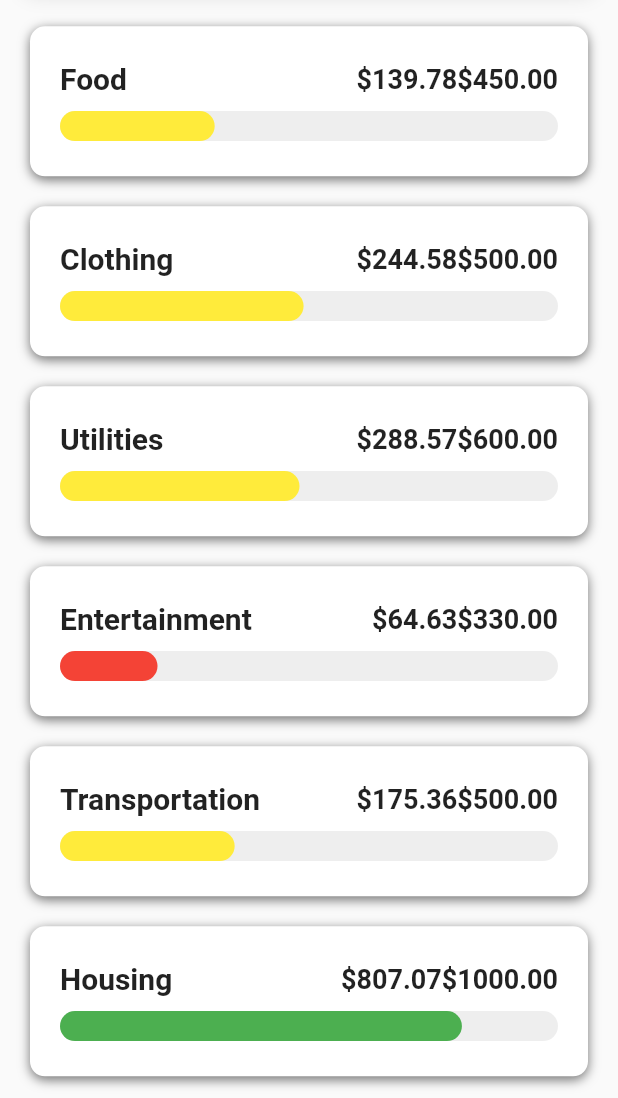
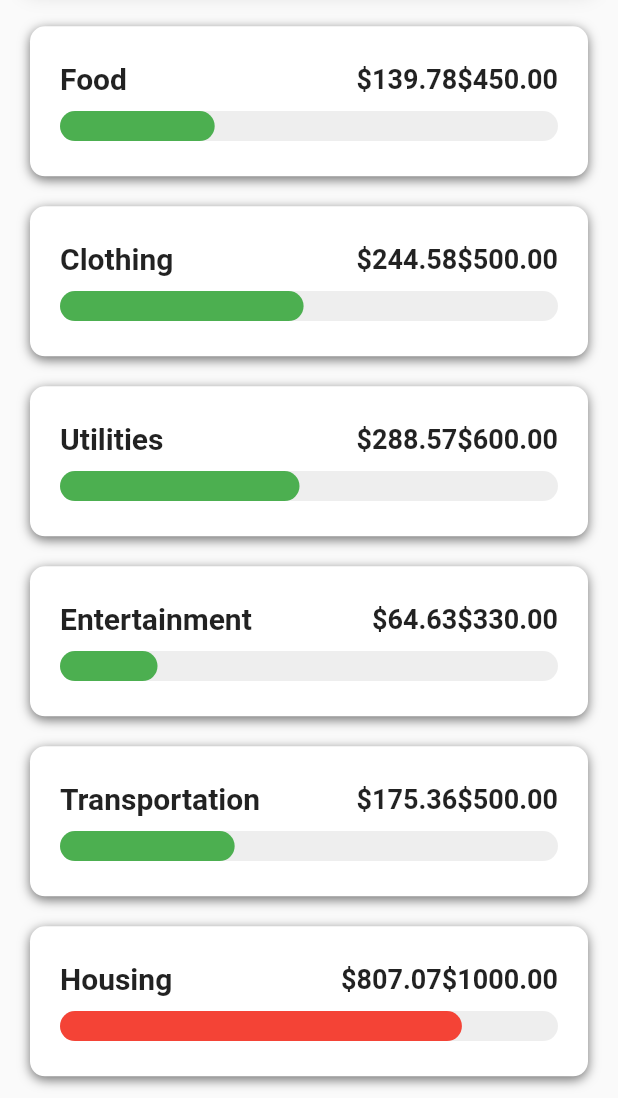
Before and after one commit to johnPractice/flutter_budget_app, a Flutter app: the screen it shows after launch, scrolled down 418 dp, on a phone screen of 412 x 824 dp, the part 138-1236 px from its top. Run offline on Flutter 3.47's test engine with Material 2 defaults, Android fonts, the phone set to English and light mode, and no system bars.

```diff
--- /dev/null
+++ b/lib/helperFunction/get_color.dart
@@ -0,0 +1,11 @@
+import 'package:flutter/material.dart';
+
+Color getColor({BuildContext context,double percent}){
+  if (percent < .5) {
+    return Theme.of(context).primaryColor;
+  } else if (percent >= .5 && percent < .6) {
+    return Colors.yellow;
+  } else   {
+    return Colors.red;
+  }
+}
--- a/lib/screens/home_screen.dart
+++ b/lib/screens/home_screen.dart
@@ -1,9 +1,12 @@
 import 'package:flutter/cupertino.dart';
 import 'package:flutter/material.dart';
 import 'package:flutter_budget_ui/data/data.dart';
+import 'package:flutter_budget_ui/helperFunction/get_color.dart';
 import 'package:flutter_budget_ui/models/category_model.dart';
 import 'package:flutter_budget_ui/models/expense_model.dart';
 import 'package:flutter_budget_ui/widgets/bar_chart.dart';
+
+import 'category_screen.dart';
 
 class HomeScreen extends StatefulWidget {
   @override
@@ -12,7 +15,14 @@ class HomeScreen extends StatefulWidget {
 
 class _HomeScreenState extends State<HomeScreen> {
   _buildCategory({category, totalAmountSpent}) {
-    return Container(
+    return GestureDetector(
+      onTap: () => Navigator.push(
+        context,
+        MaterialPageRoute(
+          builder: (_) => CategoryScreen(category: category),
+        ),
+      ),
+      child: Container(
         margin: EdgeInsets.symmetric(horizontal: 20.0, vertical: 10.0),
         padding: EdgeInsets.all(20.0),
         height: 100.0,
@@ -41,7 +51,8 @@ class _HomeScreenState extends State<HomeScreen> {
                 ),
                 Text(
                   '\$' +
-                    (category.maxAmount - totalAmountSpent).toStringAsFixed(2) +
+                      (category.maxAmount - totalAmountSpent)
+                          .toStringAsFixed(2) +
                       '\$' +
                       (category.maxAmount).toStringAsFixed(2),
                   style: TextStyle(
@@ -57,20 +68,13 @@ class _HomeScreenState extends State<HomeScreen> {
             LayoutBuilder(
               builder: (BuildContext context, BoxConstraints constraints) {
                 final double maxBarWidth = constraints.maxWidth;
-              final double percent =
-                  (category.maxAmount - totalAmountSpent) / category.maxAmount;
+                final double percent = (category.maxAmount - totalAmountSpent) /
+                    category.maxAmount;
                 double widthSize = percent * maxBarWidth;
-              if(widthSize<0){
+                if (widthSize < 0) {
                   widthSize = 0;
                 }
-              Color showColor;
-              if (percent < .3) {
-                showColor = Colors.red;
-              } else if (percent >= .3 && percent < .6) {
-                showColor = Colors.yellow;
-              } else if (percent >= .6 && percent <= 1) {
-                showColor = Theme.of(context).primaryColor;
-              }
+              final Color showColor = getColor(context: context,percent: percent);
                 return Stack(
                   children: <Widget>[
                     Container(
@@ -93,6 +97,7 @@ class _HomeScreenState extends State<HomeScreen> {
               },
             ),
           ],
+        ),
       ),
     );
   }
```
Also changed, not shown: lib/screens/category_screen.dart (added, +82 -0 lines), lib/widgets/radial_painter.dart (added, +39 -0 lines). Lines whose indentation alone changed are shown as unchanged.
